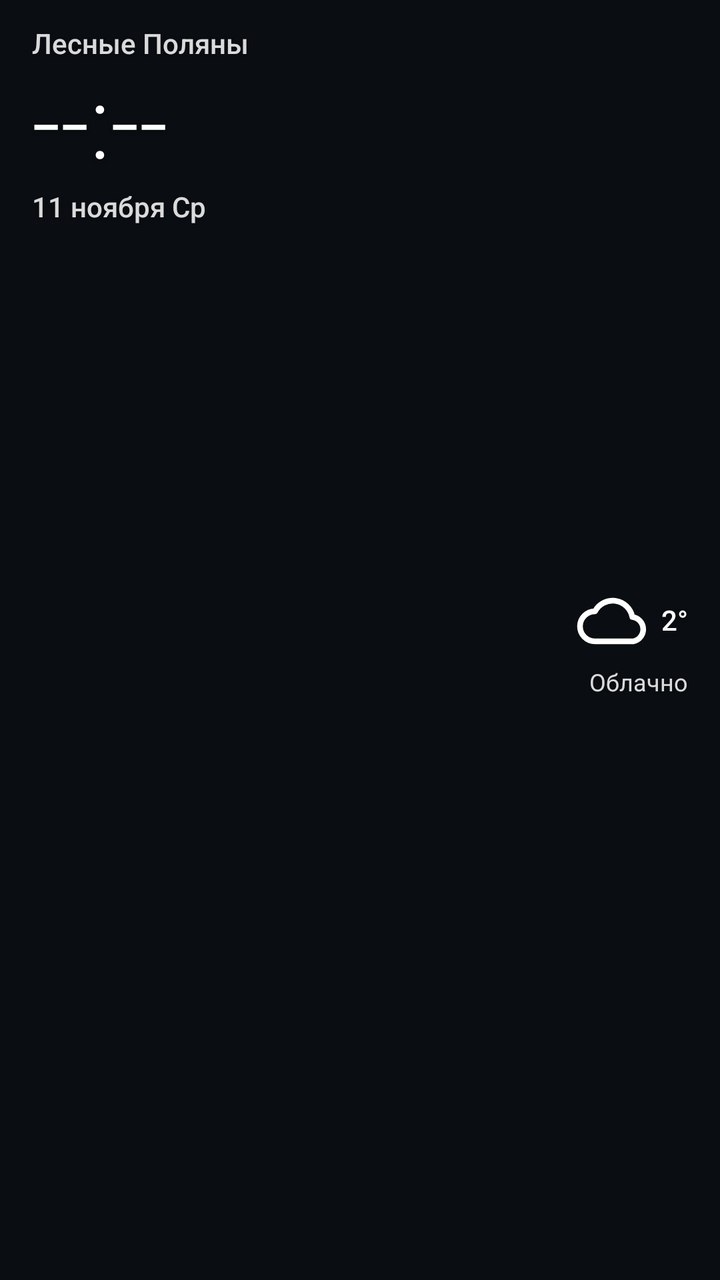
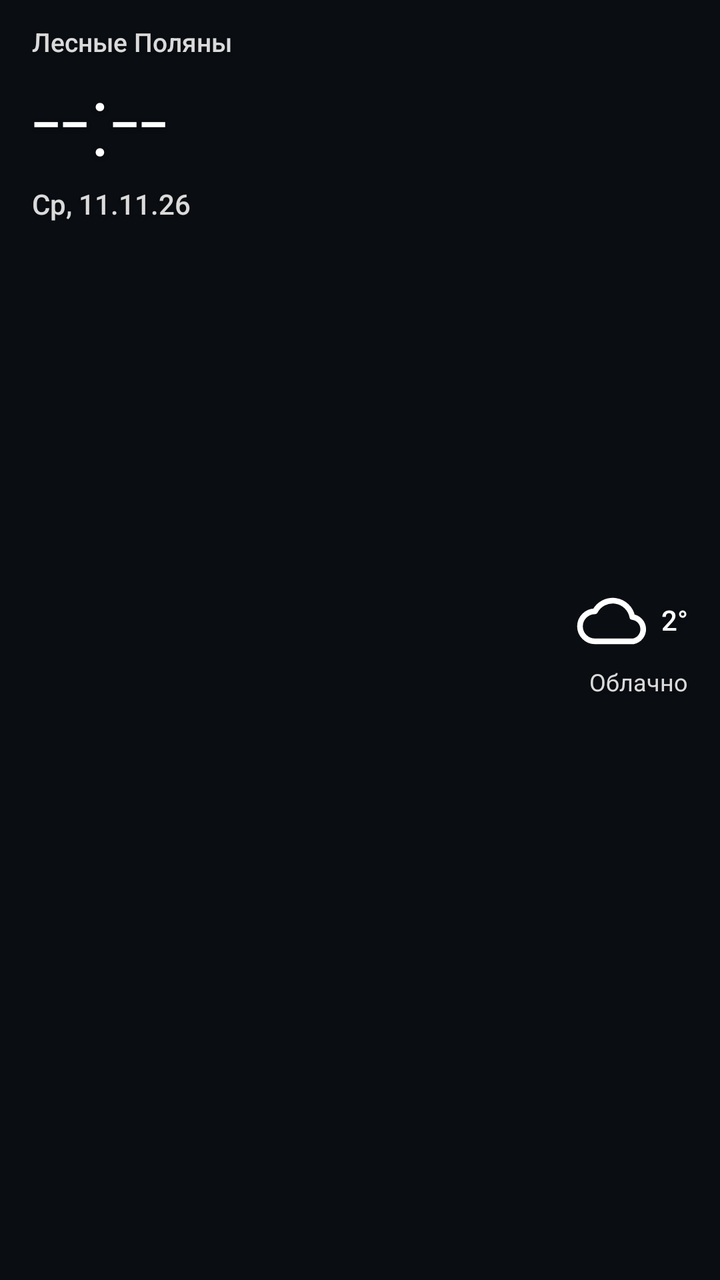

Compare the two renders of this Android layout. The source of the first and the diff that turns it into the second are given below.
<!-- AndroidManifest.xml: application theme Theme.NetMon -->
<!-- res/layout/widget_clock.xml -->
<?xml version="1.0" encoding="utf-8"?>
<RelativeLayout xmlns:android="http://schemas.android.com/apk/res/android"
    android:id="@+id/widget_root"
    android:layout_width="match_parent"
    android:layout_height="match_parent"
    android:paddingHorizontal="16dp"
    android:paddingVertical="12dp">

    <TextView
        android:id="@+id/widget_city"
        android:layout_width="200dp"
        android:layout_height="wrap_content"
        android:layout_alignParentStart="true"
        android:layout_alignParentTop="true"
        android:fontFamily="sans-serif"
        android:maxLines="2"
        android:shadowColor="#66000000"
        android:shadowDx="0"
        android:shadowDy="1"
        android:shadowRadius="4"
        android:text="Лесные Поляны"
        android:textColor="#D9FFFFFF"
        android:textFontWeight="500"
        android:textSize="14dp" />

    <TextView
        android:id="@+id/widget_time"
        android:layout_width="wrap_content"
        android:layout_height="wrap_content"
        android:layout_alignParentStart="true"
        android:layout_below="@id/widget_city"
        android:layout_marginTop="2dp"
        android:fontFamily="sans-serif-light"
        android:includeFontPadding="false"
        android:shadowColor="#66000000"
        android:shadowDx="0"
        android:shadowDy="2"
        android:shadowRadius="6"
        android:text="--:--"
        android:textColor="#FFFFFFFF"
        android:textSize="50dp" />

    <TextView
        android:id="@+id/widget_date"
        android:layout_width="wrap_content"
        android:layout_height="wrap_content"
        android:layout_alignParentStart="true"
        android:layout_below="@id/widget_time"
        android:layout_marginTop="2dp"
        android:fontFamily="sans-serif"
        android:shadowColor="#66000000"
        android:shadowDx="0"
        android:shadowDy="1"
        android:shadowRadius="4"
        android:text="11 ноября Ср"
        android:textColor="#D9FFFFFF"
        android:textFontWeight="500"
        android:textSize="14dp" />

    <LinearLayout
        android:id="@+id/widget_weather"
        android:layout_width="wrap_content"
        android:layout_height="wrap_content"
        android:layout_alignParentEnd="true"
        android:layout_centerVertical="true"
        android:gravity="end"
        android:orientation="vertical">

        <LinearLayout
            android:layout_width="wrap_content"
            android:layout_height="wrap_content"
            android:layout_gravity="end"
            android:gravity="center_vertical"
            android:orientation="horizontal">

            <ImageView
                android:id="@+id/widget_weather_icon"
                android:layout_width="40dp"
                android:layout_height="40dp"
                android:contentDescription="@string/widget_clock_desc"
                android:src="@drawable/ic_weather_cloud" />

            <TextView
                android:id="@+id/widget_temp"
                android:layout_width="wrap_content"
                android:layout_height="wrap_content"
                android:layout_marginStart="4dp"
                android:fontFamily="sans-serif-light"
                android:includeFontPadding="false"
                android:shadowColor="#66000000"
                android:shadowDx="0"
                android:shadowDy="2"
                android:shadowRadius="6"
                android:text="2°"
                android:textColor="#FFFFFFFF"
                android:textFontWeight="500"
                android:textSize="14dp" />
        </LinearLayout>

        <TextView
            android:id="@+id/widget_condition"
            android:layout_width="wrap_content"
            android:layout_height="wrap_content"
            android:layout_gravity="end"
            android:layout_marginTop="2dp"
            android:fontFamily="sans-serif"
            android:shadowColor="#66000000"
            android:shadowDx="0"
            android:shadowDy="1"
            android:shadowRadius="4"
            android:text="Облачно"
            android:textColor="#D9FFFFFF"
            android:textSize="12dp" />
    </LinearLayout>
</RelativeLayout>
<!-- resources referenced by this layout -->
<resources>
  <!-- drawable ic_weather_cloud (drawable) -->
  <?xml version="1.0" encoding="utf-8"?>
  <vector xmlns:android="http://schemas.android.com/apk/res/android"
      android:width="24dp" android:height="24dp"
      android:viewportWidth="24" android:viewportHeight="24">
      <path android:fillColor="@android:color/transparent"
          android:strokeColor="#ffffffff" android:strokeWidth="1.7"
          android:strokeLineCap="round" android:strokeLineJoin="round"
          android:pathData="M6.5,18A4.5,4.5 0 0 1 6.5 9a6,6 0 0 1 11.2,1.7A3.7,3.7 0 0 1 18,18z" />
  </vector>
  <string name="widget_clock_desc">Часы и погода; цвет времени — статус сети</string>
  <style name="Theme.NetMon" parent="android:Theme.Material.NoActionBar">
          <item name="android:windowBackground">#0a0e13</item>
          <item name="android:statusBarColor">#0a0e13</item>
          <item name="android:navigationBarColor">#0a0e13</item>
          <item name="android:colorAccent">#2ea6e0</item>
          <item name="android:windowLightStatusBar">false</item>
      </style>
</resources>

<!-- the commit's change to res/layout/widget_clock.xml (unified diff, before → after) -->
@@ -21,7 +21,7 @@
         android:text="Лесные Поляны"
         android:textColor="#D9FFFFFF"
         android:textFontWeight="500"
-        android:textSize="14dp" />
+        android:textSize="13dp" />
 
     <TextView
         android:id="@+id/widget_time"
@@ -52,7 +52,7 @@
         android:shadowDx="0"
         android:shadowDy="1"
         android:shadowRadius="4"
-        android:text="11 ноября Ср"
+        android:text="Ср, 11.11.26"
         android:textColor="#D9FFFFFF"
         android:textFontWeight="500"
         android:textSize="14dp" />
